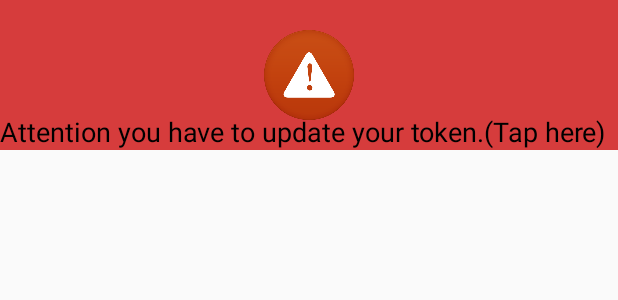
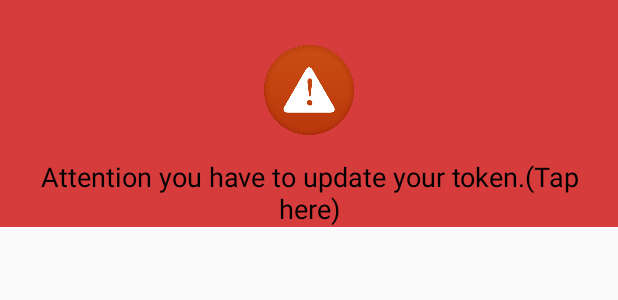
Before and after one commit to lavan80/PoolTronikAndroid, an Android app: the layout atention_token_update.xml on its own in the app's theme, with its tools: preview values and no code run, on a phone screen of 412 x 824 dp. Shown: the top 300 px of the screen. Run offline under Robolectric (Android 15) with nearby library versions, the phone set to English and light mode, and no system bars.

```diff
--- a/app/src/main/java/com/pool/tronik/pooltronik/adapters/ScheduledTaskAdapter.java
+++ b/app/src/main/java/com/pool/tronik/pooltronik/adapters/ScheduledTaskAdapter.java
@@ -49,7 +49,8 @@ public class ScheduledTaskAdapter extends RecyclerView.Adapter<ScheduledTaskAdap
         holder.tvRelayName.setText(relayName);
         LocalDateTime localDateTime = DateTimeUtils.createLocalDateTime(ptScheduleDate.getStartDate());
         String date = DateTimeUtils.getDayOfWeek(localDateTime.getDayOfWeek(),context)
-                + " - "+localDateTime.getHourOfDay()+":"+localDateTime.getMinuteOfHour();
+                + " - "+localDateTime.getHourOfDay()+":"+DateTimeUtils.getMinuteOfHour(localDateTime.getMinuteOfHour());
+
         holder.tvTime.setText(date);
         String txt;
         if (ptScheduleDate.getDuration() == StaticVarFile.DurationStatus.ALWAYS.ordinal()) {
--- a/app/src/main/java/com/pool/tronik/pooltronik/utils/DateTimeUtils.java
+++ b/app/src/main/java/com/pool/tronik/pooltronik/utils/DateTimeUtils.java
@@ -107,4 +107,10 @@ public class DateTimeUtils {
         //DateTime customDateTimeFromString = new DateTime("2018-05-05T10:11:12.123");
         return localDateTime;
     }
+
+    public static String getMinuteOfHour(int minute) {
+        if (minute < 10)
+            return "0"+minute;
+        return ""+minute;
+    }
 }
--- a/app/src/main/res/layout/atention_token_update.xml
+++ b/app/src/main/res/layout/atention_token_update.xml
@@ -13,7 +13,8 @@
         android:layout_height="60dp"
         android:src="@drawable/warning_icon"
         android:id="@+id/iv_alert_update"
-        android:layout_centerInParent="true"/>
+        android:layout_centerHorizontal="true"
+        android:layout_marginTop="30dp"/>
     <TextView
         android:layout_width="wrap_content"
         android:layout_height="wrap_content"
@@ -21,6 +22,9 @@
         android:text="@string/user_attention"
         android:textSize="18sp"
         android:layout_marginTop="15dp"
+        android:layout_marginLeft="10dp"
+        android:layout_marginRight="10dp"
+        android:textAlignment="center"
         android:layout_below="@+id/iv_alert_update"/>
 
 </RelativeLayout>
```
